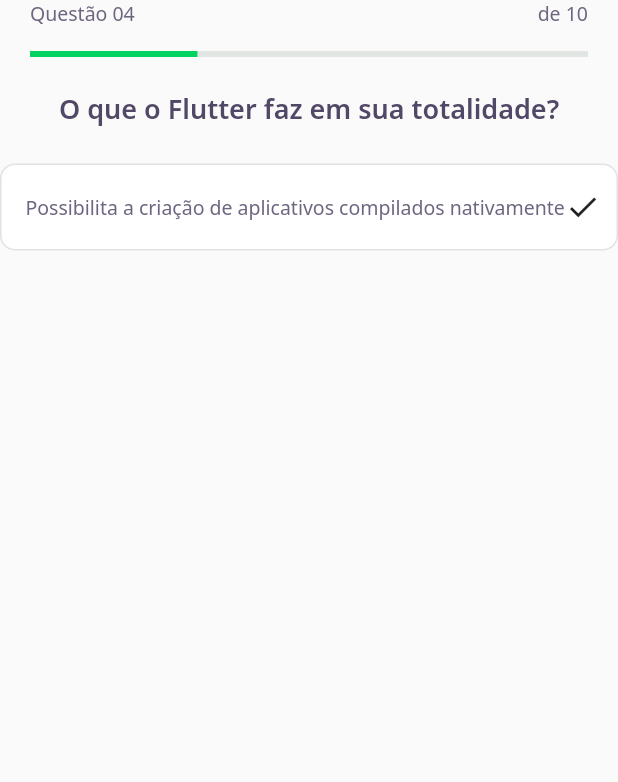
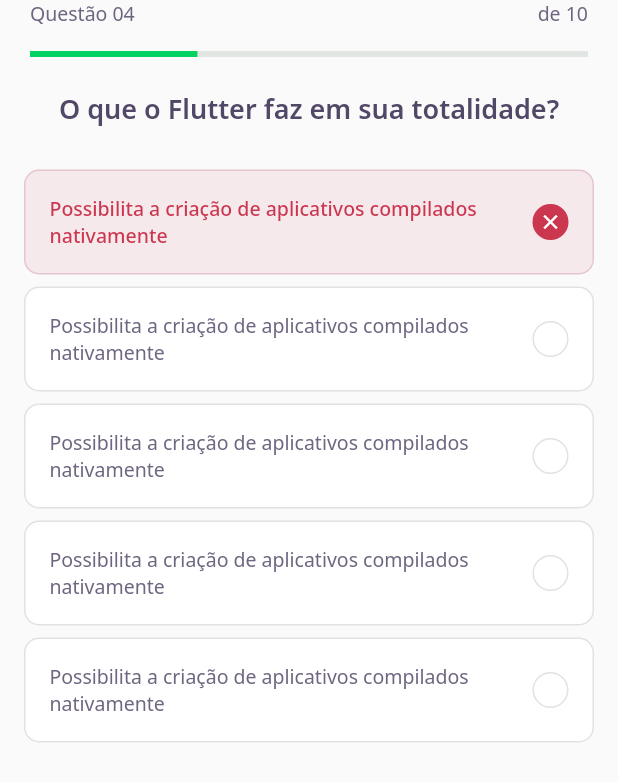
Before and after one commit to Gabrielzyr/Flutter-app, a Flutter app: the screen it shows after launch, on a phone screen of 412 x 824 dp. Shown: the top 782 px of the screen. Run offline on Flutter 3.47's test engine with Material 2 defaults, Android fonts, the phone set to English and light mode, and no system bars; our stand-ins replace google_fonts.

Commit message:
Minor update to  challenge page

```diff
--- a/lib/challenge/widgets/awnser/awnser_widget.dart
+++ b/lib/challenge/widgets/awnser/awnser_widget.dart
@@ -13,28 +13,67 @@ class AwnserWidget extends StatelessWidget {
     this.isSelected = false,
   }) : super(key: key);
 
+  Color get _selectedColorRight =>
+    isRight ? AppColors.darkGreen : AppColors.darkRed;
+
+  Color get _selectedBorderRight =>
+    isRight ? AppColors.lightGreen : AppColors.lightRed;
+
+  Color get _selectedColorCardRight =>
+    isRight ? AppColors.lightGreen : AppColors.lightRed;
+
+  Color get _selectedBorderCardRight =>
+    isRight ? AppColors.green : AppColors.red;
+
+  TextStyle get _selectedTextStyleRight =>
+    isRight ? AppTextStyles.bodyDarkGreen : AppTextStyles.bodyDarkRed;
+
+  IconData get _selectedIconRight => isRight ? Icons.check : Icons.close;
+
   @override
   Widget build(BuildContext context) {
-    return Container(
+    return Padding(
+      padding: const EdgeInsets.symmetric(horizontal: 16, vertical: 4),
+      child: Container(
         padding: EdgeInsets.all(16),
         decoration: BoxDecoration(
-        color: AppColors.white,
+          color: isSelected ? _selectedColorCardRight : AppColors.white,
           borderRadius: BorderRadius.circular(10),
-        border: Border.fromBorderSide(BorderSide(color: AppColors.border))
+          border: Border.fromBorderSide(BorderSide(
+            color: isSelected ? _selectedBorderCardRight : AppColors.border,
+          ))
         ),
         child: Row(
           mainAxisAlignment: MainAxisAlignment.spaceBetween,
           children: [
-          Text(
+            Expanded(
+              child: Text(
                 title,
-            style: AppTextStyles.body,
+                style: isSelected ? _selectedTextStyleRight : AppTextStyles.body,
+              ),
             ),
             Container(
               width: 24,
               height: 24,
-            child: Icon(Icons.check),
+              decoration: BoxDecoration(
+                color: isSelected ? _selectedColorRight :AppColors.white,
+                borderRadius: BorderRadius.circular(500),
+                border: Border.fromBorderSide(
+                  BorderSide(
+                    color: isSelected ? _selectedColorRight : AppColors.border
+                  )
+                )
+              ),
+              child: isSelected
+              ? Icon(
+                  _selectedIconRight,
+                  size: 16,
+                  color: Colors.white,
+                )
+              : null
             )
           ],
+        ),
       ),
     );
   }
--- a/lib/challenge/widgets/quiz/quiz_widget.dart
+++ b/lib/challenge/widgets/quiz/quiz_widget.dart
@@ -18,7 +18,23 @@ class QuizWidget extends StatelessWidget {
           SizedBox(
             height: 24,
           ),
-          AwnserWidget(title: "Possibilita a criação de aplicativos compilados nativamente")
+          AwnserWidget(
+            isSelected: true,
+            isRight: false,
+            title: "Possibilita a criação de aplicativos compilados nativamente"
+          ),
+          AwnserWidget(
+            title: "Possibilita a criação de aplicativos compilados nativamente"
+          ),
+          AwnserWidget(
+            title: "Possibilita a criação de aplicativos compilados nativamente"
+          ),
+          AwnserWidget(
+            title: "Possibilita a criação de aplicativos compilados nativamente"
+          ),
+          AwnserWidget(
+            title: "Possibilita a criação de aplicativos compilados nativamente"
+          ),
         ],
       ),
     );
```
Lines whose indentation alone changed are shown as unchanged.
